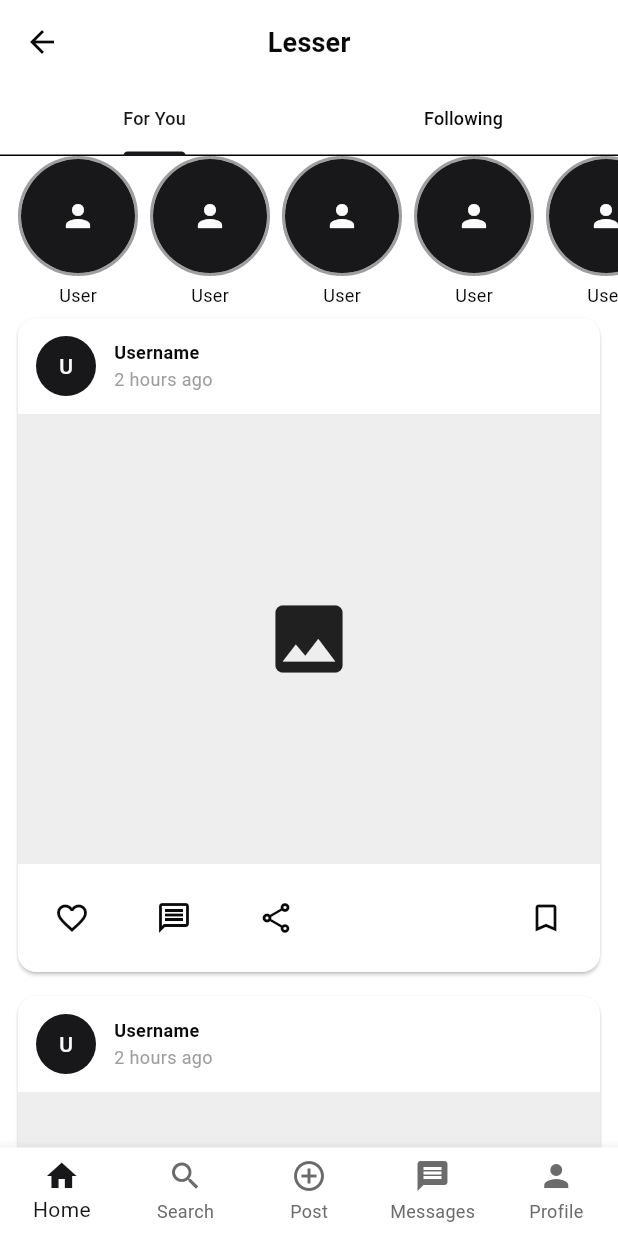
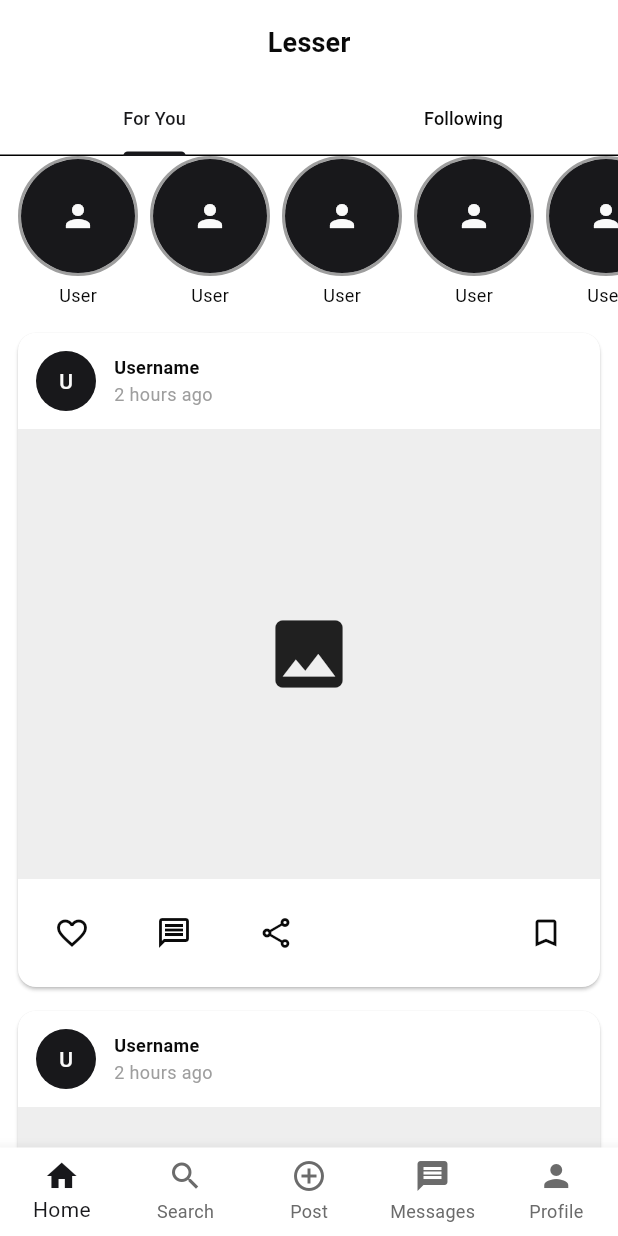
Before and after one commit to funcdfs/lesser, a Flutter app: the MainScreen screen opened directly, on a phone screen of 412 x 824 dp. Run offline on Flutter 3.47's test engine with Material 3 defaults, Android fonts, the light colour scheme and no system bars; our stand-ins replace flutter_svg, logger.

Commit message:
refactor: Consolidate LesserApp into app.dart with new theme configuration and adjust stories bar height.

```diff
--- a/lib/app/app.dart
+++ b/lib/app/app.dart
@@ -1,6 +1,23 @@
 import 'package:flutter/material.dart';
 import '../features/features.dart';
-import '../shared/theme/theme.dart';
+import '../shared/theme/theme.dart' as shared_theme;
+import 'app_theme.dart';
+
+class LesserApp extends StatelessWidget {
+  const LesserApp({super.key});
+
+  @override
+  Widget build(BuildContext context) {
+    return MaterialApp(
+      title: 'Lesser',
+      theme: AppTheme.lightTheme(),
+      darkTheme: AppTheme.darkTheme(),
+      themeMode: ThemeMode.light,
+      home: const MainScreen(),
+      debugShowCheckedModeBanner: false,
+    );
+  }
+}
 
 /// 应用程序主框架屏幕
 ///
@@ -69,7 +86,7 @@
         // 当宽度大于等于 640 时，使用桌面/平板布局
         if (constraints.maxWidth >= 640) {
           return Scaffold(
-            backgroundColor: AppColors.background,
+            backgroundColor: shared_theme.AppColors.background,
             body: Row(
               crossAxisAlignment: CrossAxisAlignment.start,
               children: [
--- a/lib/features/feeds/presentation/widgets/stories_bar.dart
+++ b/lib/features/feeds/presentation/widgets/stories_bar.dart
@@ -12,7 +12,7 @@
   @override
   Widget build(BuildContext context) {
     return SizedBox(
-      height: 100,
+      height: 110,
       child: ListView.builder(
         scrollDirection: Axis.horizontal,
         padding: const EdgeInsets.symmetric(horizontal: 8),
--- a/lib/main.dart
+++ b/lib/main.dart
@@ -1,5 +1,5 @@
 import 'package:flutter/material.dart';
-import 'app/lesser_app.dart';
+import 'app/app.dart';
 import 'shared/utils/logger_service.dart';
 
 void main() {
```
Also changed, not shown: lib/app/lesser_app.dart (deleted, +0 -28 lines).
